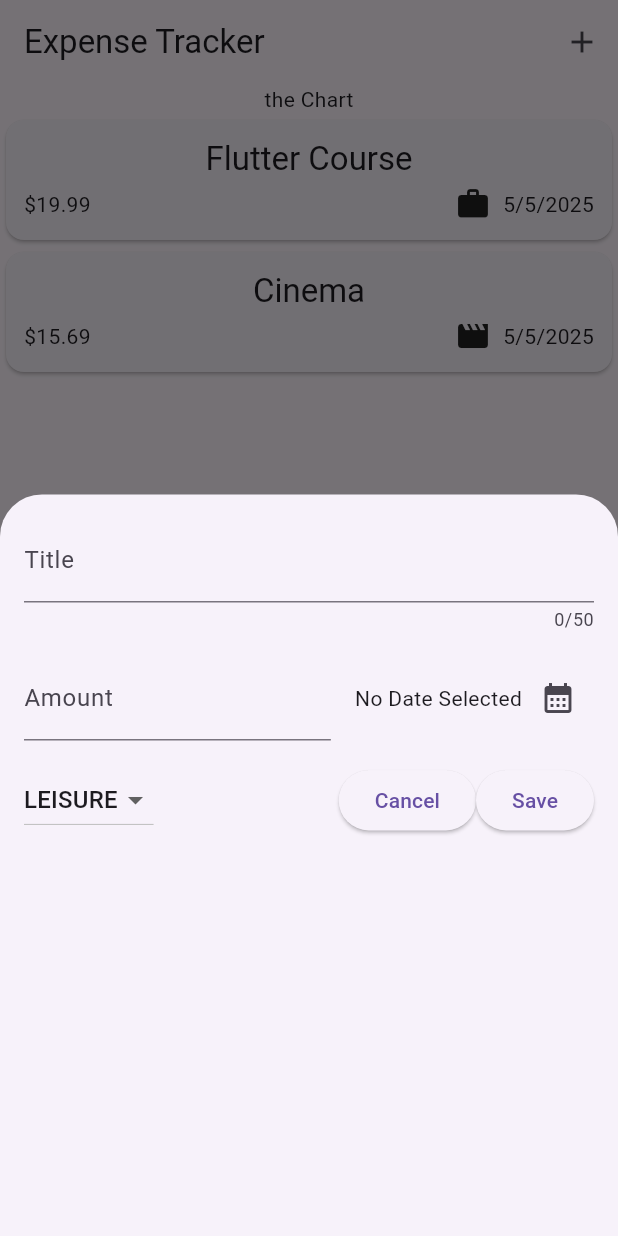
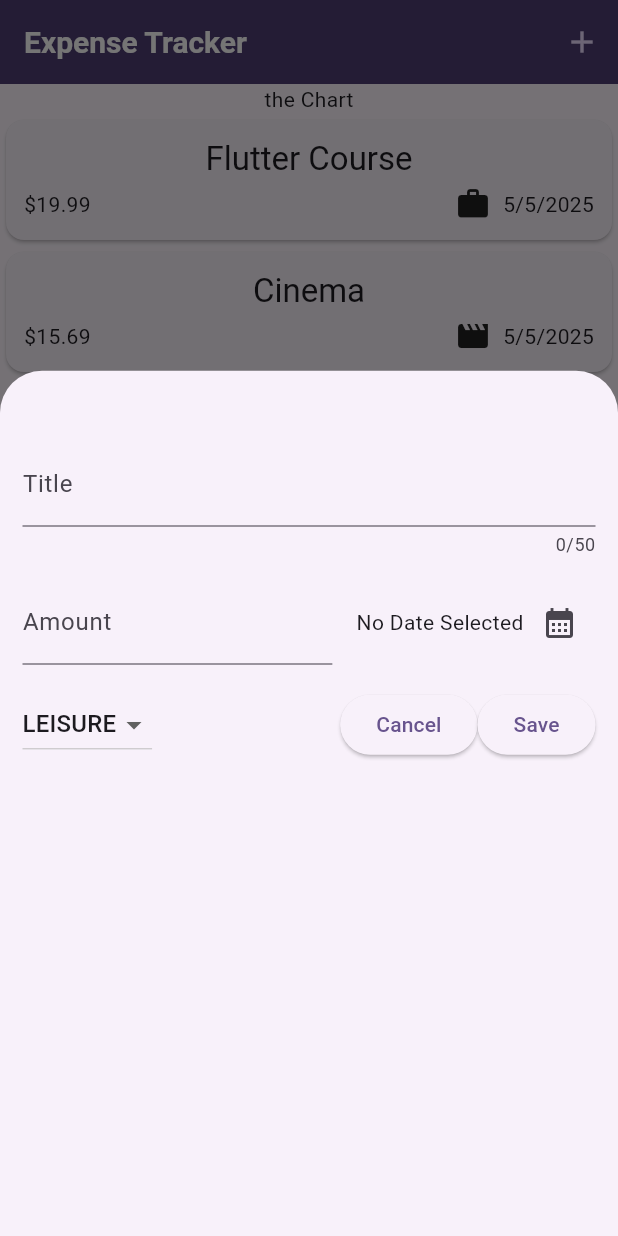
Before and after one commit to amir3x0/expense_tracker, a Flutter app: the screen it shows after launch, after a tap on the "add" icon, on a phone screen of 412 x 824 dp. Run offline on Flutter 3.47's test engine with Material 3 defaults, Android fonts, the phone set to English and light mode, and no system bars.

Commit message:
remove expense

```diff
--- a/lib/expenses.dart
+++ b/lib/expenses.dart
@@ -32,7 +32,7 @@ class _ExpensesState extends State<Expenses> {
       isScrollControlled: true,
       context: context,
       constraints: BoxConstraints(
-        maxHeight: MediaQuery.of(context).size.height * 0.6,
+        maxHeight: MediaQuery.of(context).size.height * 0.7,
       ),
       builder: (ctx) => NewExpense(onAddExpense: _addExpense,),
     );
@@ -44,8 +44,38 @@ class _ExpensesState extends State<Expenses> {
     });
   }
 
+  void _removeExpense(Expense expense) {
+    final expenseIndex = _registeredExpenses.indexOf(expense);
+    setState(() {
+      _registeredExpenses.remove(expense);
+    });
+    ScaffoldMessenger.of(context).clearSnackBars();
+    ScaffoldMessenger.of(context).showSnackBar(
+      SnackBar(
+        duration: const Duration(seconds: 3),
+        content: const Text('Expense Deleted'),
+        action: SnackBarAction(
+          label: 'Undo',
+          onPressed: () {
+            setState(() {
+              _registeredExpenses.insert(expenseIndex, expense);
+            });
+          },
+        ),
+      ),
+    );
+  }
+
   @override
   Widget build(BuildContext context) {
+    Widget mainContent = const Center(
+      child: Text('No expenses found. Start adding some!'),
+    );
+
+    if (_registeredExpenses.isNotEmpty) {
+      mainContent = ExpensesList(expenses: _registeredExpenses, onRemoveExpense: _removeExpense);
+    }
+
     return Scaffold(
       appBar: AppBar(
         actions: [
@@ -59,7 +89,7 @@ class _ExpensesState extends State<Expenses> {
       body: Column(
         children: [
           Text('the Chart'),
-          Expanded(child: ExpensesList(expenses: _registeredExpenses)),
+          Expanded(child: mainContent),
         ],
       ),
     );
--- a/lib/main.dart
+++ b/lib/main.dart
@@ -1,9 +1,24 @@
 import 'package:flutter/material.dart';
 import 'package:expense_tracker/expenses.dart';
 
+var kColorScheme = ColorScheme.fromSeed(
+  seedColor: const Color.fromARGB(255, 111, 49, 212),
+);
+
 void main() {
   runApp(
-    const MaterialApp(
+    MaterialApp(
+      theme: ThemeData().copyWith(
+        colorScheme: kColorScheme,
+        appBarTheme: AppBarTheme().copyWith(
+          backgroundColor: kColorScheme.onPrimaryContainer,
+          foregroundColor: kColorScheme.primaryContainer,
+          titleTextStyle: const TextStyle(
+            fontSize: 20,
+            fontWeight: FontWeight.bold,
+          ),
+        ),
+      ),
       home: Expenses(),
     ),
   );
--- a/lib/widgets/expenses_list/expenses_list.dart
+++ b/lib/widgets/expenses_list/expenses_list.dart
@@ -4,15 +4,23 @@ import 'package:expense_tracker/widgets/expense_item.dart';
 import 'package:flutter/material.dart';
 
 class ExpensesList extends StatelessWidget {
-  const ExpensesList({super.key, required this.expenses});
+  const ExpensesList({super.key, required this.expenses, required this.onRemoveExpense});
 
+  final void Function(Expense expense) onRemoveExpense;
   final List<Expense> expenses;
 
   @override
   Widget build(BuildContext context) {
     return ListView.builder(
       itemCount: expenses.length,
-      itemBuilder: (ctx, index) => ExpenseItem(expenses[index]),
+      itemBuilder:
+          (ctx, index) => Dismissible(
+            onDismissed: (direction){
+              onRemoveExpense(expenses[index]);
+            },
+            key: ValueKey(expenses[index]),
+            child: ExpenseItem(expenses[index]),
+          ),
     );
   }
 }
--- a/lib/widgets/new_expense.dart
+++ b/lib/widgets/new_expense.dart
@@ -87,7 +87,7 @@ class _NewExpenseState extends State<NewExpense> {
   @override
   Widget build(BuildContext context) {
     return Padding(
-      padding: const EdgeInsets.all(16),
+      padding: const EdgeInsets.fromLTRB(15,48,15,15),
       child: Column(
         children: [
           TextField(
```
